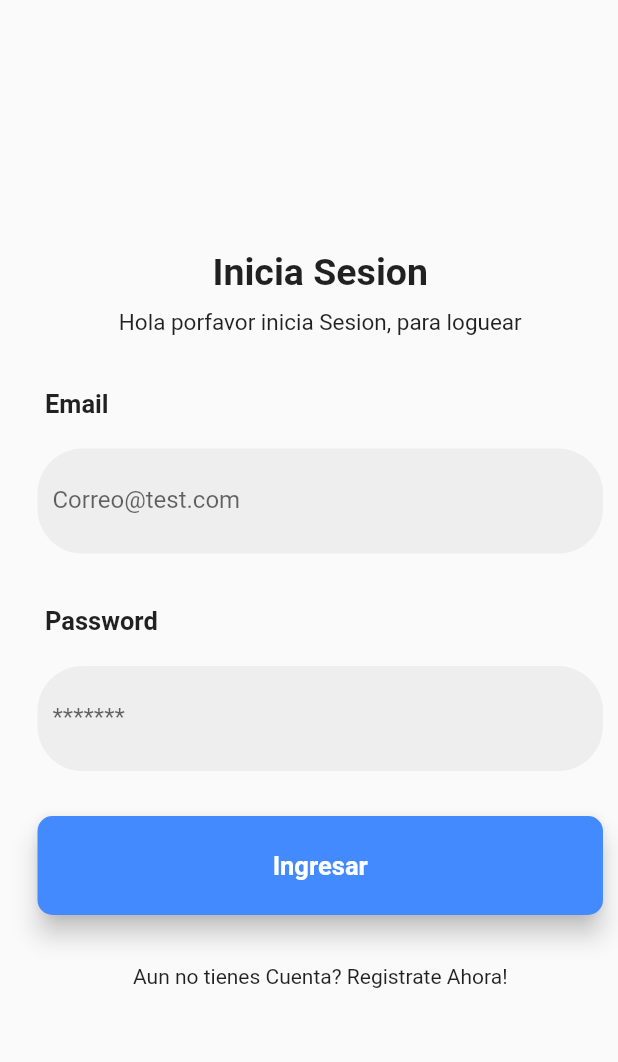
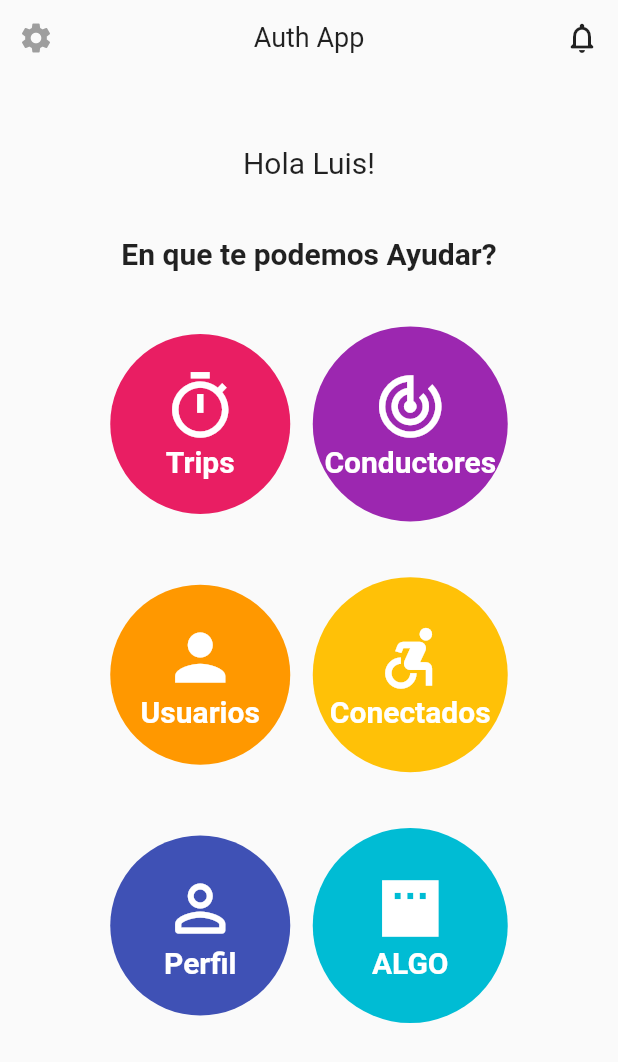
Before and after one commit to Jesus180Reyes/flutter_auth_app, a Flutter app: the screen it shows after launch, on a phone screen of 412 x 824 dp. Shown: the top 1062 px of the screen. Run offline on Flutter 3.47's test engine with Material 2 defaults, Android fonts, the light colour scheme and no system bars; accounts and stored records are empty.

Commit message:
Fixes #5: Hecho HomePage UI

```diff
--- /dev/null
+++ b/lib/helpers/custom_circlesavatars.dart
@@ -0,0 +1,91 @@
+import 'package:flutter/material.dart';
+
+class CustomAvatars extends StatelessWidget {
+  final Color color;
+  final Color color2;
+  final IconData icon;
+  final IconData icon2;
+  final String title;
+  final String title2;
+  final Function onTap;
+  const CustomAvatars({
+    Key? key,
+    required this.color,
+    required this.icon,
+    required this.title,
+    required this.onTap,
+    required this.color2,
+    required this.icon2,
+    required this.title2,
+  }) : super(key: key);
+
+  @override
+  Widget build(BuildContext context) {
+    return Row(
+      mainAxisAlignment: MainAxisAlignment.center,
+      children: [
+        GestureDetector(
+          onTap: () {
+            // ignore: unnecessary_null_comparison
+            if (onTap == null) {
+              return;
+            }
+            onTap();
+          },
+          child: CircleAvatar(
+            radius: 60,
+            backgroundColor: color,
+            child: Column(
+              mainAxisAlignment: MainAxisAlignment.center,
+              children: [
+                Icon(
+                  icon,
+                  size: 50,
+                  color: Colors.white,
+                ),
+                FittedBox(
+                  child: Padding(
+                    padding: const EdgeInsets.only(left: 10, right: 10),
+                    child: Text(
+                      title,
+                      style: const TextStyle(
+                        color: Colors.white,
+                        fontSize: 20,
+                        fontWeight: FontWeight.bold,
+                      ),
+                    ),
+                  ),
+                ),
+              ],
+            ),
+          ),
+        ),
+        const SizedBox(width: 15),
+        CircleAvatar(
+          radius: 65,
+          backgroundColor: color2,
+          child: Column(
+            mainAxisAlignment: MainAxisAlignment.center,
+            children: [
+              Icon(
+                icon2,
+                size: 50,
+                color: Colors.white,
+              ),
+              FittedBox(
+                child: Text(
+                  title2,
+                  style: const TextStyle(
+                    color: Colors.white,
+                    fontSize: 20,
+                    fontWeight: FontWeight.bold,
+                  ),
+                ),
+              ),
+            ],
+          ),
+        ),
+      ],
+    );
+  }
+}
--- a/lib/main.dart
+++ b/lib/main.dart
@@ -19,7 +19,7 @@ class MyApp extends StatelessWidget {
       child: MaterialApp(
         debugShowCheckedModeBanner: false,
         title: 'FrontEnd NodeJs Auth',
-        initialRoute: 'login',
+        initialRoute: 'home',
         routes: {
           'login': (_) => const LoginPage(),
           'home': (_) => const HomePage(),
--- a/lib/models/login.dart
+++ b/lib/models/login.dart
@@ -60,7 +60,8 @@ class Usuario {
         isOnline: json["isOnline"],
         createdAt: DateTime.parse(json["createdAt"]),
         updatedAt: DateTime.parse(json["updatedAt"]),
-        img: json["img"],
+        img: json["img"] ??
+            'https://res.cloudinary.com/dxzafq3oh/image/upload/v1662406100/user_qwgkj9.png',
         uid: json["uid"],
       );
 
--- a/lib/pages/home_page.dart
+++ b/lib/pages/home_page.dart
@@ -1,4 +1,5 @@
 import 'package:flutter/material.dart';
+import 'package:node_app_frontend/widgets/home_widgets.dart';
 
 class HomePage extends StatelessWidget {
   const HomePage({Key? key}) : super(key: key);
@@ -6,8 +7,8 @@ class HomePage extends StatelessWidget {
   @override
   Widget build(BuildContext context) {
     return const Scaffold(
-      body: Center(
-        child: Text('HomePage'),
+      body: SafeArea(
+        child: SingleChildScrollView(child: HomeWidgets()),
       ),
     );
   }
--- a/lib/theme/apptheme.dart
+++ b/lib/theme/apptheme.dart
@@ -5,6 +5,7 @@ import 'package:flutter/services.dart';
 class AppTheme {
   static final ThemeData lightTheme = ThemeData.light().copyWith(
     scaffoldBackgroundColor: Colors.white,
+    iconTheme: const IconThemeData(size: 30),
   );
 }
 
--- /dev/null
+++ b/lib/widgets/home_widgets.dart
@@ -0,0 +1,94 @@
+import 'package:flutter/cupertino.dart';
+import 'package:flutter/material.dart';
+import 'package:node_app_frontend/helpers/custom_circlesavatars.dart';
+
+class HomeWidgets extends StatelessWidget {
+  const HomeWidgets({Key? key}) : super(key: key);
+
+  @override
+  Widget build(BuildContext context) {
+    final size = MediaQuery.of(context).size;
+    return Column(
+      children: [
+        const _CustomAppbar(),
+        Container(
+          margin: const EdgeInsets.only(top: 10),
+          height: size.height * 0.8,
+          // color: Colors.red,
+          child: Column(
+            mainAxisAlignment: MainAxisAlignment.spaceEvenly,
+            children: [
+              const Text(
+                'Hola Luis!',
+                style: TextStyle(fontSize: 20),
+              ),
+              const Text(
+                'En que te podemos Ayudar?',
+                style: TextStyle(fontSize: 20, fontWeight: FontWeight.bold),
+              ),
+              CustomAvatars(
+                color: Colors.pink,
+                icon: Icons.timer_sharp,
+                title: 'Trips',
+                onTap: () {},
+                color2: Colors.purple,
+                icon2: Icons.track_changes,
+                title2: 'Conductores',
+              ),
+              CustomAvatars(
+                color: Colors.orange,
+                icon: Icons.person,
+                title: 'Usuarios',
+                onTap: () {},
+                color2: Colors.amber,
+                icon2: Icons.accessible_forward,
+                title2: 'Conectados',
+              ),
+              CustomAvatars(
+                color: Colors.indigo,
+                icon: Icons.person_outline_rounded,
+                title: 'Perfil',
+                onTap: () {},
+                color2: Colors.cyan,
+                icon2: Icons.padding_sharp,
+                title2: 'ALGO',
+              ),
+            ],
+          ),
+        ),
+      ],
+    );
+  }
+}
+
+class _CustomAppbar extends StatelessWidget {
+  const _CustomAppbar({
+    Key? key,
+  }) : super(key: key);
+
+  @override
+  Widget build(BuildContext context) {
+    return SizedBox(
+      height: 50,
+      child: Row(
+        mainAxisAlignment: MainAxisAlignment.spaceBetween,
+        children: [
+          IconButton(
+            onPressed: () {},
+            icon: Icon(
+              Icons.settings,
+              color: Colors.grey[500],
+            ),
+          ),
+          const Text(
+            'Auth App',
+            style: TextStyle(fontSize: 18),
+          ),
+          IconButton(
+              onPressed: () {},
+              icon: const Icon(Icons.notifications_none_rounded))
+        ],
+      ),
+    );
+  }
+}
```
